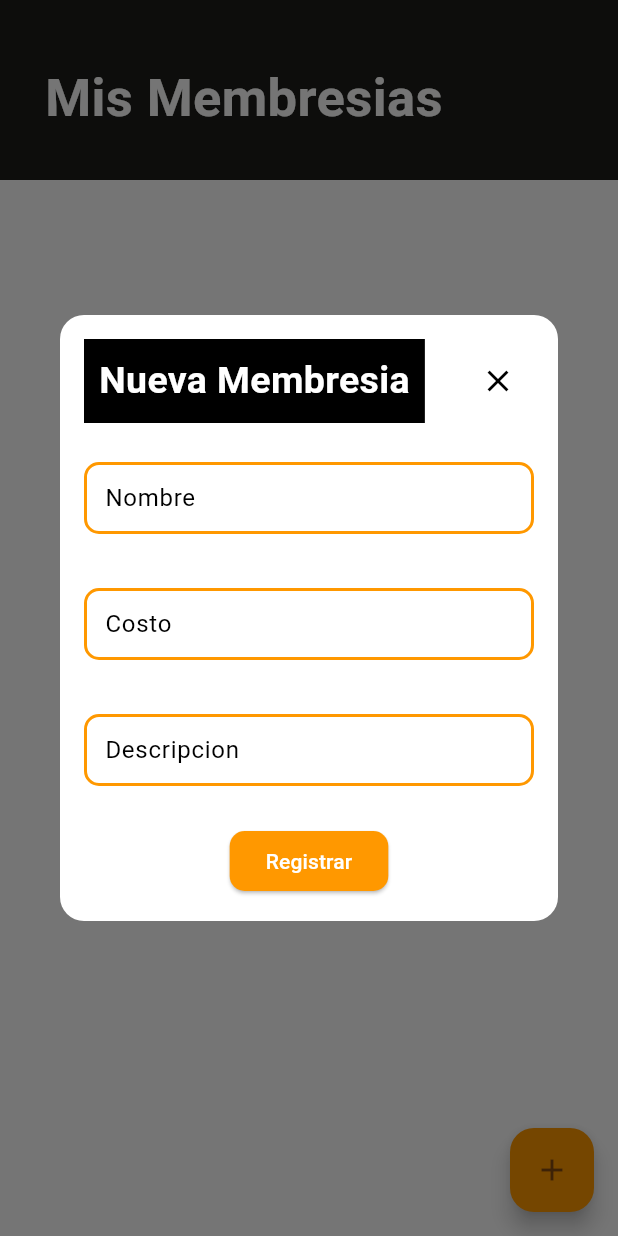
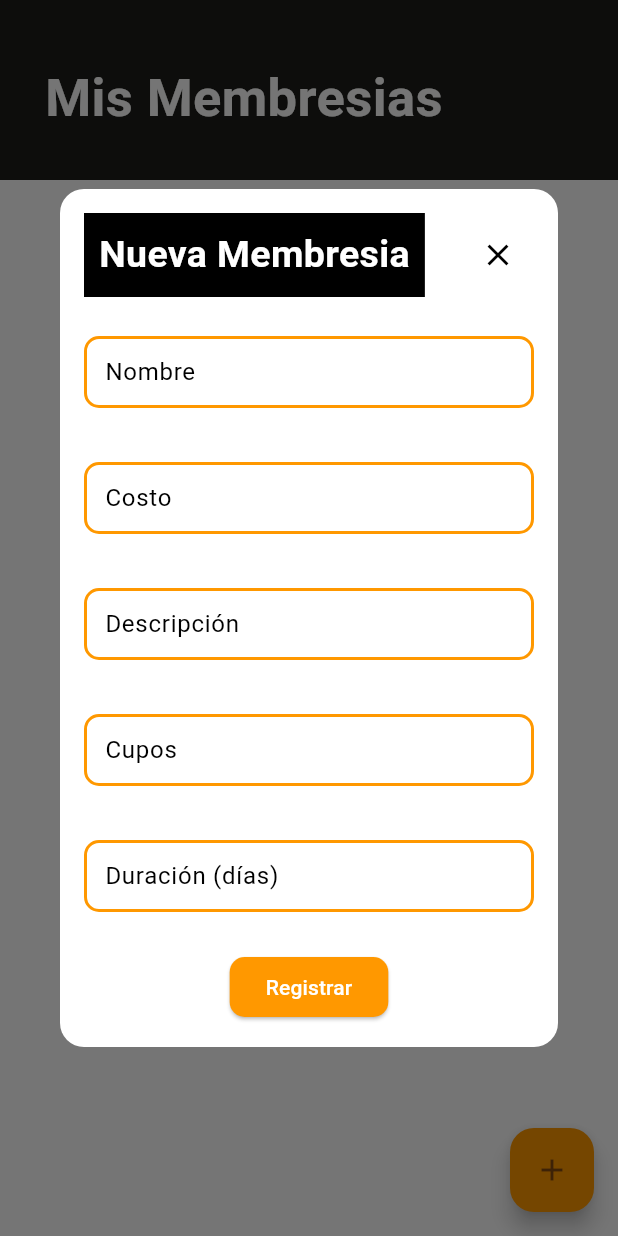
Before and after one commit to FranCannepa/fitsolutions, a Flutter app: the MembresiaDisplayerPropietario screen opened directly with empty values, after a tap on the "add" icon, on a phone screen of 412 x 824 dp. Run offline on Flutter 3.47's test engine with Material 3 defaults, Android fonts, the phone set to English and light mode, and no system bars; our stand-ins replace auto_size_text, badges, cloud_firestore, firebase_auth, firebase_core, firebase_messaging and 10 more; accounts and stored records are empty; Roboto replaces fonts that are missing (TitleFont).

Commit message:
agregado de los campos cupos y duracion al registrar la membresia

```diff
--- a/lib/Components/MembresiaComponents/membresia_agregar_dialog.dart
+++ b/lib/Components/MembresiaComponents/membresia_agregar_dialog.dart
@@ -20,7 +20,9 @@ class _MembresiaFormState extends State<MembresiaFormDialog> {
   final _nombreMembresia = TextEditingController();
   final _costoMembresia = TextEditingController();
   final _descripcionMembresia = TextEditingController();
-  late Map<String, dynamic> membresiaData = {};
+  final _cuposController = TextEditingController();
+  final _duracionController = TextEditingController();
+
   bool showMembresiaForm = false;
 
   Map<String, dynamic> collectMembresiaData() {
@@ -28,6 +30,8 @@ class _MembresiaFormState extends State<MembresiaFormDialog> {
       'nombreMembresia': _nombreMembresia.text,
       'costo': _costoMembresia.text,
       'descripcion': _descripcionMembresia.text,
+      'cupos': int.tryParse(_cuposController.text) ?? 0,
+      'duracion': int.tryParse(_duracionController.text) ?? 0,
       'origenMembresia': widget.origenMembresia
     };
   }
@@ -113,11 +117,53 @@ class _MembresiaFormState extends State<MembresiaFormDialog> {
             ),
             const SizedBox(height: 16.0),
             RoundedInputField(
-              labelText: 'Descripcion',
+              labelText: 'Descripción',
               controller: _descripcionMembresia,
               validator: (value) {
                 if (value == null || value.isEmpty) {
-                  return 'La descripción de la membresia es obligatoria.';
+                  return 'La descripción de la membresía es obligatoria.';
+                }
+                return null;
+              },
+            ),
+            const SizedBox(height: 16.0),
+            RoundedInputField(
+              keyboardType: TextInputType.number,
+              labelText: 'Cupos',
+              controller: _cuposController,
+              validator: (value) {
+                if (value == null || value.isEmpty) {
+                  return 'El número de cupos es obligatorio.';
+                } else {
+                  try {
+                    final int cupos = int.parse(value);
+                    if (cupos < 0) {
+                      return 'El número de cupos debe ser un número positivo.';
+                    }
+                  } on FormatException {
+                    return 'El número de cupos debe ser un número válido.';
+                  }
+                }
+                return null;
+              },
+            ),
+            const SizedBox(height: 16.0),
+            RoundedInputField(
+              keyboardType: TextInputType.number,
+              labelText: 'Duración (días)',
+              controller: _duracionController,
+              validator: (value) {
+                if (value == null || value.isEmpty) {
+                  return 'La duración es obligatoria.';
+                } else {
+                  try {
+                    final int duracion = int.parse(value);
+                    if (duracion <= 0) {
+                      return 'La duración debe ser un número positivo mayor que cero.';
+                    }
+                  } on FormatException {
+                    return 'La duración debe ser un número válido.';
+                  }
                 }
                 return null;
               },
```
